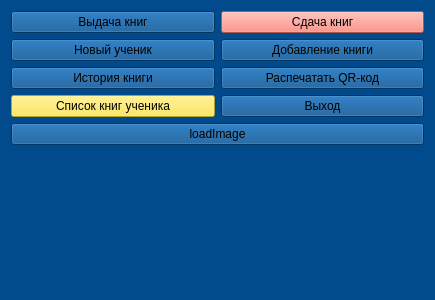
Qt form mainwindow.ui (Plusers/ASL) before a commit.
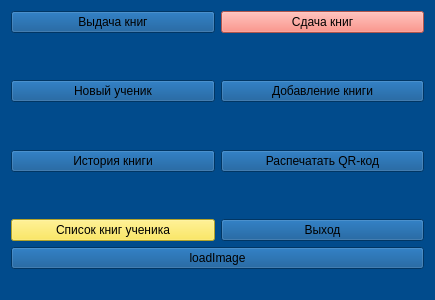
The same form after that commit.

```diff
--- a/mainwindow.ui
+++ b/mainwindow.ui
@@ -454,6 +454,19 @@
           </property>
          </widget>
         </item>
+        <item>
+         <spacer name="verticalSpacer">
+          <property name="orientation">
+           <enum>Qt::Vertical</enum>
+          </property>
+          <property name="sizeHint" stdset="0">
+           <size>
+            <width>20</width>
+            <height>40</height>
+           </size>
+          </property>
+         </spacer>
+        </item>
         <item>
          <widget class="QPushButton" name="pushButton_5">
           <property name="text">
@@ -461,6 +474,19 @@
           </property>
          </widget>
         </item>
+        <item>
+         <spacer name="verticalSpacer_2">
+          <property name="orientation">
+           <enum>Qt::Vertical</enum>
+          </property>
+          <property name="sizeHint" stdset="0">
+           <size>
+            <width>20</width>
+            <height>40</height>
+           </size>
+          </property>
+         </spacer>
+        </item>
         <item>
          <widget class="QPushButton" name="pushButton_6">
           <property name="text">
@@ -468,6 +494,19 @@
           </property>
          </widget>
         </item>
+        <item>
+         <spacer name="verticalSpacer_3">
+          <property name="orientation">
+           <enum>Qt::Vertical</enum>
+          </property>
+          <property name="sizeHint" stdset="0">
+           <size>
+            <width>20</width>
+            <height>40</height>
+           </size>
+          </property>
+         </spacer>
+        </item>
         <item>
          <widget class="QPushButton" name="pushButton_4">
           <property name="palette">
@@ -1322,6 +1361,19 @@
           </property>
          </widget>
         </item>
+        <item>
+         <spacer name="verticalSpacer_4">
+          <property name="orientation">
+           <enum>Qt::Vertical</enum>
+          </property>
+          <property name="sizeHint" stdset="0">
+           <size>
+            <width>20</width>
+            <height>40</height>
+           </size>
+          </property>
+         </spacer>
+        </item>
         <item>
          <widget class="QPushButton" name="pushButton_3">
           <property name="text">
@@ -1329,6 +1381,19 @@
           </property>
          </widget>
         </item>
+        <item>
+         <spacer name="verticalSpacer_5">
+          <property name="orientation">
+           <enum>Qt::Vertical</enum>
+          </property>
+          <property name="sizeHint" stdset="0">
+           <size>
+            <width>20</width>
+            <height>40</height>
+           </size>
+          </property>
+         </spacer>
+        </item>
         <item>
          <widget class="QPushButton" name="pushButton_7">
           <property name="text">
@@ -1336,6 +1401,19 @@
           </property>
          </widget>
         </item>
+        <item>
+         <spacer name="verticalSpacer_6">
+          <property name="orientation">
+           <enum>Qt::Vertical</enum>
+          </property>
+          <property name="sizeHint" stdset="0">
+           <size>
+            <width>20</width>
+            <height>40</height>
+           </size>
+          </property>
+         </spacer>
+        </item>
         <item>
          <widget class="QPushButton" name="pushButton_8">
           <property name="text">
```
